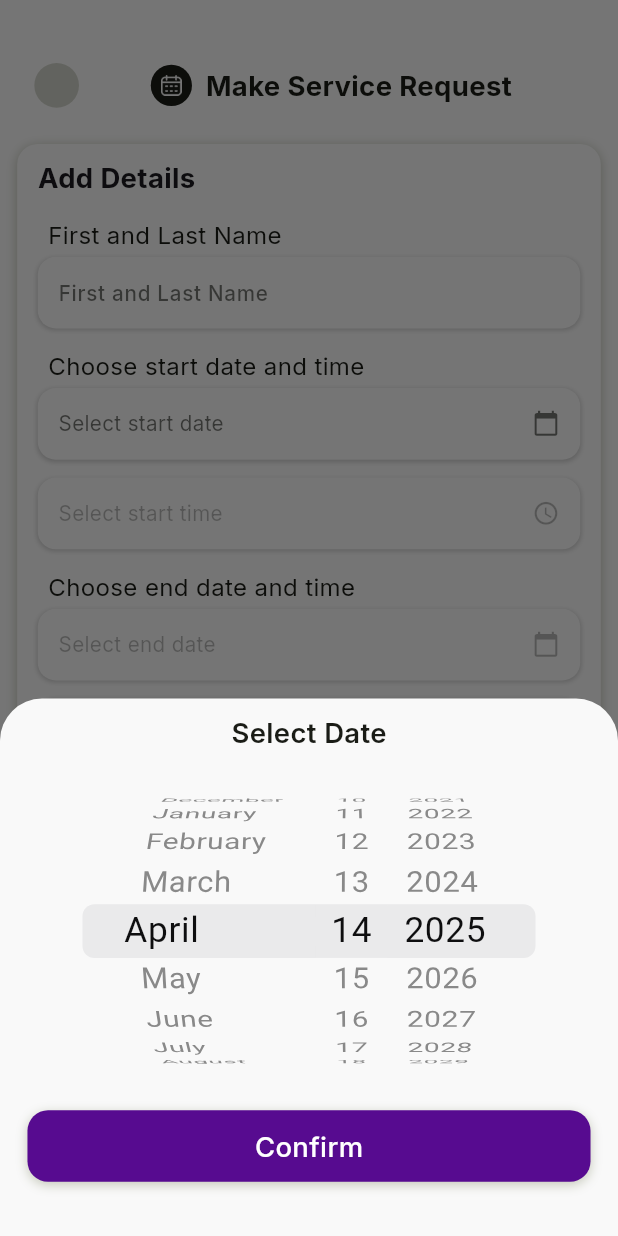
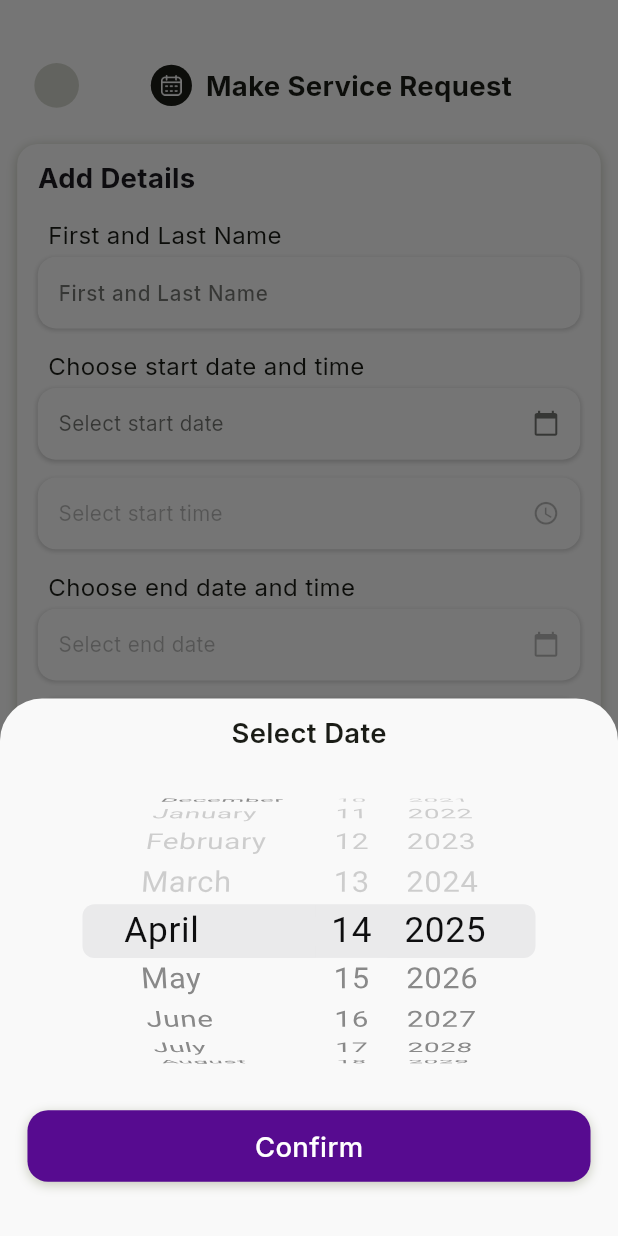
Before and after one commit to MOSTechGlobal/mos_checkin, a Flutter app: the MakeShiftRequestView screen opened directly with empty values, after a tap on "Select start date", on a phone screen of 412 x 824 dp. Run offline on Flutter 3.47's test engine with Material 3 defaults, Android fonts, the phone set to English and light mode, and no system bars; our stand-ins replace bloc, firebase_auth, firebase_core, firebase_messaging, flutter_advanced_drawer, flutter_bloc and 12 more; missing offline and left inert: alarm, new_version_plus, s3_storage; accounts and stored records are empty; network calls fail.

Commit message:
Bug fixes

```diff
--- a/lib/utils/common_widgets/common_date_picker.dart
+++ b/lib/utils/common_widgets/common_date_picker.dart
@@ -26,8 +26,9 @@ class CommonDatePicker extends FormField<DateTime> {
           context: context,
           isScrollControlled: true,
           builder: (BuildContext modalContext) {
-            DateTime tempDate =
-                state.value ?? initialDate ?? DateTime.now();
+            DateTime rawInitial = state.value ?? initialDate ?? DateTime.now();
+            DateTime minimumDate = initialDate ?? DateTime.now();
+            DateTime tempDate = rawInitial.isBefore(minimumDate) ? minimumDate : rawInitial;
 
             return StatefulBuilder(
               builder: (context, setState) {
@@ -52,9 +53,11 @@ class CommonDatePicker extends FormField<DateTime> {
                         child: CupertinoDatePicker(
                           mode: CupertinoDatePickerMode.date,
                           initialDateTime: tempDate,
+                          minimumDate: minimumDate,
                           onDateTimeChanged: (DateTime newDate) {
+                            final DateTime minDate = minimumDate;
                             setState(() {
-                              tempDate = newDate;
+                              tempDate = newDate.isBefore(minDate) ? minDate : newDate;
                             });
                           },
                         ),
--- a/lib/utils/common_widgets/common_textfield.dart
+++ b/lib/utils/common_widgets/common_textfield.dart
@@ -11,7 +11,6 @@ class CommonTextField extends StatefulWidget {
   final EdgeInsets? contentPadding;
   final Function(String)? onChanged;
   final bool? readOnly;
-  final bool isObscure;
   final bool? enabled;
   final bool isPassword;
   final double paddingVertical;
@@ -27,9 +26,8 @@ class CommonTextField extends StatefulWidget {
     this.contentPadding,
     this.onChanged,
     this.readOnly,
-    this.isObscure = false,
+    this.enabled = true,
     this.isPassword = false,
-    this.enabled = true,
     this.paddingVertical = 0.0,
   });
 
@@ -38,28 +36,27 @@ class CommonTextField extends StatefulWidget {
 }
 
 class _CommonTextFieldState extends State<CommonTextField> {
-  late bool _obscure;
-
-  @override
-  void initState() {
-    super.initState();
-    _obscure = widget.isObscure;
-  }
+  bool showPassword = false;
 
   @override
   Widget build(BuildContext context) {
+    final shouldObscure = widget.isPassword && !showPassword;
+
     return Column(
       crossAxisAlignment: CrossAxisAlignment.start,
       children: [
-        widget.label == null || widget.label == ''
-            ? const SizedBox()
-            : Padding(
+        if (widget.label != null && widget.label!.isNotEmpty)
+          Padding(
             padding: EdgeInsets.symmetric(horizontal: 6.w, vertical: 2.h),
             child: Text(
-                  widget.label ?? '',
+              widget.label!,
               style: TextStyle(
                 fontSize: 14.sp,
-                      color: Theme.of(context).colorScheme.onSurface),
+                color: Theme
+                    .of(context)
+                    .colorScheme
+                    .onSurface,
+              ),
             ),
           ),
         Container(
@@ -67,11 +64,17 @@ class _CommonTextFieldState extends State<CommonTextField> {
           height: 40.h,
           decoration: BoxDecoration(
             color: widget.textFieldColor ??
-                Theme.of(context).colorScheme.onPrimary,
+                Theme
+                    .of(context)
+                    .colorScheme
+                    .onPrimary,
             borderRadius: BorderRadius.circular(12),
             boxShadow: [
               BoxShadow(
-                color: Theme.of(context).colorScheme.shadow,
+                color: Theme
+                    .of(context)
+                    .colorScheme
+                    .shadow,
                 blurRadius: 2,
                 offset: const Offset(0, 1),
               )
@@ -85,7 +88,7 @@ class _CommonTextFieldState extends State<CommonTextField> {
               readOnly: widget.readOnly ?? false,
               textAlignVertical: TextAlignVertical.center,
               textAlign: TextAlign.left,
-              obscureText: _obscure,
+              obscureText: shouldObscure,
               decoration: InputDecoration(
                 contentPadding: widget.contentPadding ??
                     EdgeInsets.symmetric(horizontal: 12.w),
@@ -93,26 +96,34 @@ class _CommonTextFieldState extends State<CommonTextField> {
                 border: InputBorder.none,
                 hintText: widget.hintText,
                 hintStyle: TextStyle(
-                  color:
-                      Theme.of(context).colorScheme.onSurface.withOpacity(0.6),
+                  color: Theme
+                      .of(context)
+                      .colorScheme
+                      .onSurface
+                      .withOpacity(0.6),
                   fontSize: 12.sp,
                 ),
                 suffixIcon: widget.isPassword
                     ? IconButton(
                   icon: Icon(
-                          _obscure ? Icons.visibility_off : Icons.visibility,
+                    showPassword
+                        ? Icons.visibility
+                        : Icons.visibility_off,
                     color: Colors.grey,
                   ),
                   onPressed: () {
                     setState(() {
-                            _obscure = !_obscure;
+                      showPassword = !showPassword;
                     });
                   },
                 )
                     : null,
               ),
               style: TextStyle(
-                color: Theme.of(context).colorScheme.onSurface,
+                color: Theme
+                    .of(context)
+                    .colorScheme
+                    .onSurface,
                 fontSize: 14.sp,
                 fontWeight: FontWeight.w500,
               ),
--- a/lib/utils/common_widgets/common_time_picker.dart
+++ b/lib/utils/common_widgets/common_time_picker.dart
@@ -1,5 +1,4 @@
 import 'dart:ui';
-
 import 'package:flutter/cupertino.dart';
 import 'package:flutter/material.dart';
 import 'package:flutter_screenutil/flutter_screenutil.dart';
@@ -9,7 +8,7 @@ import 'common_button.dart';
 
 class CommonTimePicker extends FormField<DateTime> {
   CommonTimePicker({
-    superuitkey,
+    super.key,
     DateTime? initialTime,
     required Function(DateTime) onTimeChanged,
     Color? pickerColor,
@@ -18,7 +17,7 @@ class CommonTimePicker extends FormField<DateTime> {
     EdgeInsets? contentPadding,
     bool? readOnly,
     bool enabled = true,
-    VoidCallback? onTapWhenDisabled, // Added callback for disabled tap
+    VoidCallback? onTapWhenDisabled,
     super.validator,
   }) : super(
     initialValue: initialTime,
@@ -51,8 +50,7 @@ class CommonTimePicker extends FormField<DateTime> {
                           'Select Time',
                           style: TextStyle(
                             fontSize: 14.sp,
-                            color:
-                            Theme.of(context).colorScheme.onSurface,
+                            color: Theme.of(context).colorScheme.onSurface,
                             fontWeight: FontWeight.bold,
                           ),
                         ),
@@ -64,8 +62,7 @@ class CommonTimePicker extends FormField<DateTime> {
                             decoration: BoxDecoration(
                               color: Colors.transparent,
                               border: Border.all(
-                                color:
-                                Theme.of(context).colorScheme.error,
+                                color: Theme.of(context).colorScheme.error,
                                 width: 2,
                               ),
                               shape: BoxShape.circle,
@@ -85,6 +82,7 @@ class CommonTimePicker extends FormField<DateTime> {
                       child: CupertinoDatePicker(
                         mode: CupertinoDatePickerMode.time,
                         initialDateTime: tempTime,
+                        minimumDate: DateTime.now(), // Restrict past time
                         onDateTimeChanged: (DateTime newTime) {
                           tempTime = newTime;
                         },
@@ -130,7 +128,7 @@ class CommonTimePicker extends FormField<DateTime> {
           GestureDetector(
             onTap: enabled
                 ? () => showTimePickerModal(state.context)
-                : onTapWhenDisabled, // Use callback when disabled
+                : onTapWhenDisabled,
             child: Container(
               height: 40.h,
               decoration: BoxDecoration(
@@ -195,4 +193,17 @@ class CommonTimePicker extends FormField<DateTime> {
       );
     },
   );
+
+  @override
+  FormFieldValidator<DateTime>? get validator {
+    return (value) {
+      if (value == null) {
+        return 'Please select a time';
+      }
+      if (value.isBefore(DateTime.now())) {
+        return 'Selected time cannot be in the past';
+      }
+      return null;
+    };
+  }
 }
--- a/lib/views/form_view/controller/form_detail_controller.dart
+++ b/lib/views/form_view/controller/form_detail_controller.dart
@@ -53,7 +53,7 @@ class FormDetailController extends GetxController {
       }
     } catch (e) {
       log('Error fetching form instance: $e');
-      errorMessage.value = 'Failed to fetch form details';
+      errorMessage.value = 'We couldn’t load your form details just now. Try again shortly';
     } finally {
       isLoading(false);
     }
@@ -83,7 +83,7 @@ class FormDetailController extends GetxController {
       }
     } catch (e) {
       log('Error fetching completed form data: $e');
-      errorMessage.value = 'Failed to fetch form data';
+      errorMessage.value = 'We couldn’t load your form details just now. Try again shortly';
     } finally {
       isLoading(false);
     }
--- a/lib/views/form_view/form_view.dart
+++ b/lib/views/form_view/form_view.dart
@@ -2,12 +2,12 @@ import 'package:flutter/material.dart';
 import 'package:flutter_screenutil/flutter_screenutil.dart';
 import 'package:get/get.dart';
 import 'package:intl/intl.dart';
+import 'package:mos_checkin/views/form_view/widgets/filter_popup_menu.dart';
 
 import '../../shimmers/shimmer_form_view.dart';
 import '../../utils/common_widgets/common_app_bar.dart';
 import '../../utils/common_widgets/common_date_filter_bar.dart';
 import '../../utils/common_widgets/common_error_widget.dart';
-import '../shifts_view/shift_request_view/widgets/filter_popup_menu.dart';
 import 'controller/form_controller.dart';
 import 'widgets/forms_details_view.dart';
 
--- a/lib/views/home_view/widgets/today_shift_container.dart
+++ b/lib/views/home_view/widgets/today_shift_container.dart
@@ -118,7 +118,7 @@ class ApproveShiftContainer extends StatelessWidget {
     Color statusColor;
     switch (shiftStatus) {
       case 'Approved':
-        statusColor = Colors.green;
+        statusColor = Color(0xff570b90);
         break;
       default:
         statusColor = Colors.amber;
@@ -160,7 +160,7 @@ class ApproveShiftContainer extends StatelessWidget {
               Container(
                 padding: EdgeInsets.symmetric(horizontal: 8.w, vertical: 2.h),
                 decoration: BoxDecoration(
-                  color: statusColor.withOpacity(0.2),
+                  color: statusColor.withOpacity(0.25),
                   borderRadius: BorderRadius.circular(10.r),
                 ),
                 child: Text(
@@ -168,7 +168,7 @@ class ApproveShiftContainer extends StatelessWidget {
                   style: TextStyle(
                     color: statusColor,
                     fontSize: 12.sp,
-                    fontWeight: FontWeight.w500,
+                    fontWeight: FontWeight.w600,
                   ),
                 ),
               ),
--- a/lib/views/login_view/login_view.dart
+++ b/lib/views/login_view/login_view.dart
@@ -117,7 +117,6 @@ class LoginView extends GetView<LoginController> {
                                   CommonTextField(
                                     label: "Password",
                                     controller: controller.passwordController,
-                                    isObscure: true,
                                     hintText: "Password",
                                     isPassword : true,
                                     onChanged: (value) => controller
--- a/lib/views/roster_view/rosters_view.dart
+++ b/lib/views/roster_view/rosters_view.dart
@@ -82,9 +82,9 @@ class RostersView extends GetView<RosterViewController> {
                                 child: CommonErrorField(
                                   image: 'assets/images/no_result.png',
                                   message:
-                                      'No Shifts found in the selected date range.',
+                                      "Couldn’t load standard shifts. Please refresh or check your connection.",
                                   customMessage:
-                                      'This is the Forms Screen where you can manage forms for the client profile. From here, you can add, review, and track all necessary forms required for the client.',
+                                      '',
                                 ),
                               ),
                             )
--- a/lib/views/shifts_view/make_shift_request_view/make_shift_request_view.dart
+++ b/lib/views/shifts_view/make_shift_request_view/make_shift_request_view.dart
@@ -277,6 +277,7 @@ class MakeShiftRequestView extends GetView<MakeShiftRequestController> {
         ),
         SizedBox(height: 10.h),
         CommonDatePicker(
+          initialDate: controller.selectedStartDate.value,
           onDateChanged: (pickedDate) {
             controller.selectedEndDate.value = pickedDate;
             controller.endDateController.value =
--- a/lib/views/shifts_view/shift_request_view/shift_requests_view.dart
+++ b/lib/views/shifts_view/shift_request_view/shift_requests_view.dart
@@ -94,9 +94,9 @@ class ShiftRequestsView extends GetView<ShiftRequestViewController> {
                               ? const Center(
                                   child: CommonErrorField(
                                     image: 'assets/images/no_result.png',
-                                    message: 'There is no shift today.',
+                                    message: 'You’re all clear — no shifts for now',
                                     customMessage:
-                                        'This is the Forms Screen where you can manage forms for the client profile. From here, you can add, review, and track all necessary forms required for the client.',
+                                        'This is the shifts request screen where you can see the shifts requested by you and their status',
                                   ),
                                 )
                               : ListView.builder(
```
Also changed, not shown: lib/views/form_view/widgets/filter_popup_menu.dart (+23 -9 lines). Lines whose indentation alone changed are shown as unchanged.
